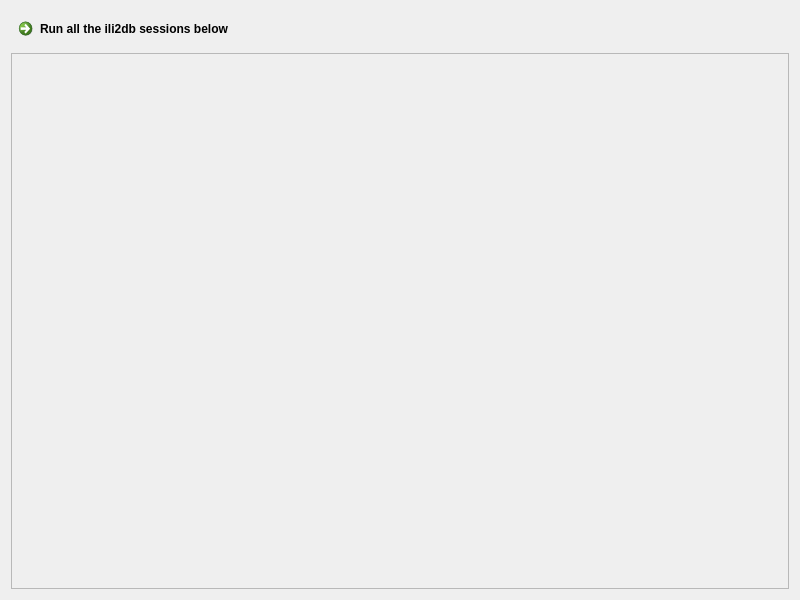
The window that QgisModelBaker/ui/import_execution.ui (opengisch/QgisModelBaker) describes before a commit, drawn with Qt 5.
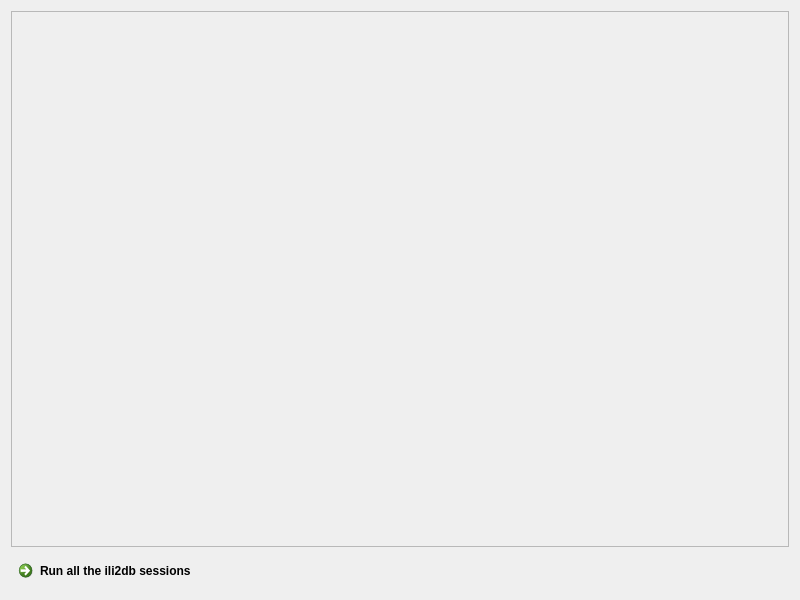
The same window after the commit.

Commit message:
one session per model from repository
block next key untill import is completed

```diff
--- a/QgisModelBaker/ui/import_execution.ui
+++ b/QgisModelBaker/ui/import_execution.ui
@@ -14,13 +14,6 @@
    <string>Select Files</string>
   </property>
   <layout class="QGridLayout" name="gridLayout">
-   <item row="0" column="0">
-    <widget class="QCommandLinkButton" name="run_command_button">
-     <property name="text">
-      <string>Run all the ili2db sessions below</string>
-     </property>
-    </widget>
-   </item>
    <item row="1" column="0">
     <widget class="QScrollArea" name="scroll_area">
      <property name="horizontalScrollBarPolicy">
@@ -41,6 +34,13 @@
      </widget>
     </widget>
    </item>
+   <item row="2" column="0">
+    <widget class="QCommandLinkButton" name="run_command_button">
+     <property name="text">
+      <string>Run all the ili2db sessions</string>
+     </property>
+    </widget>
+   </item>
   </layout>
  </widget>
  <resources/>
```
The commit also changes 3 other files.
